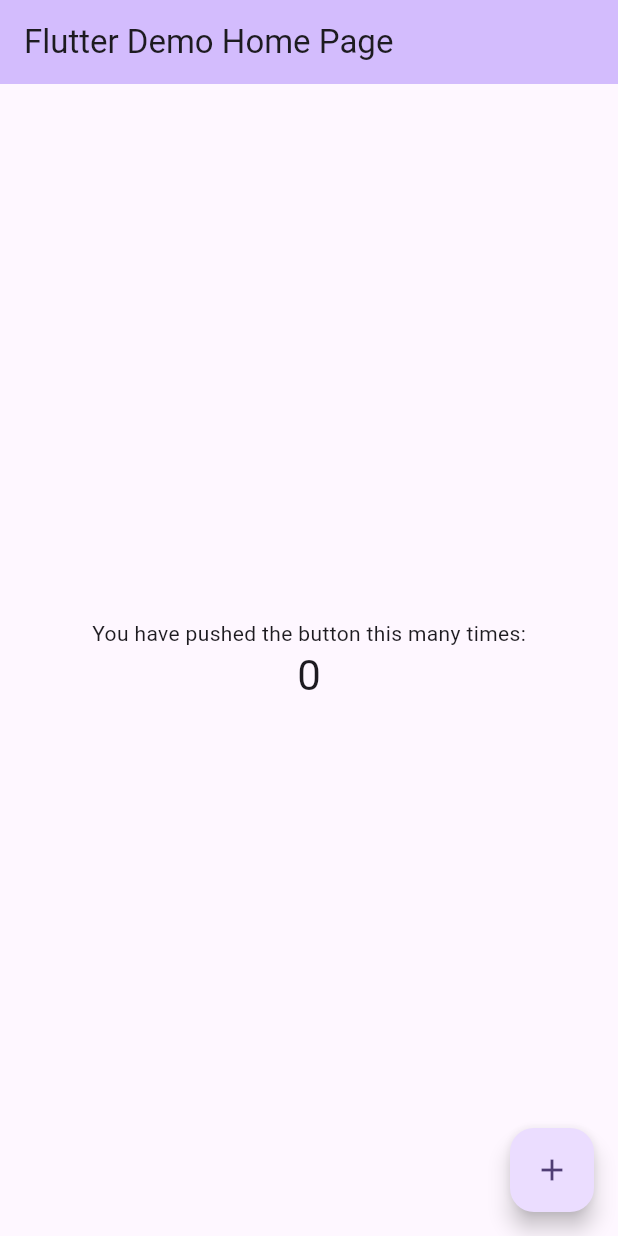
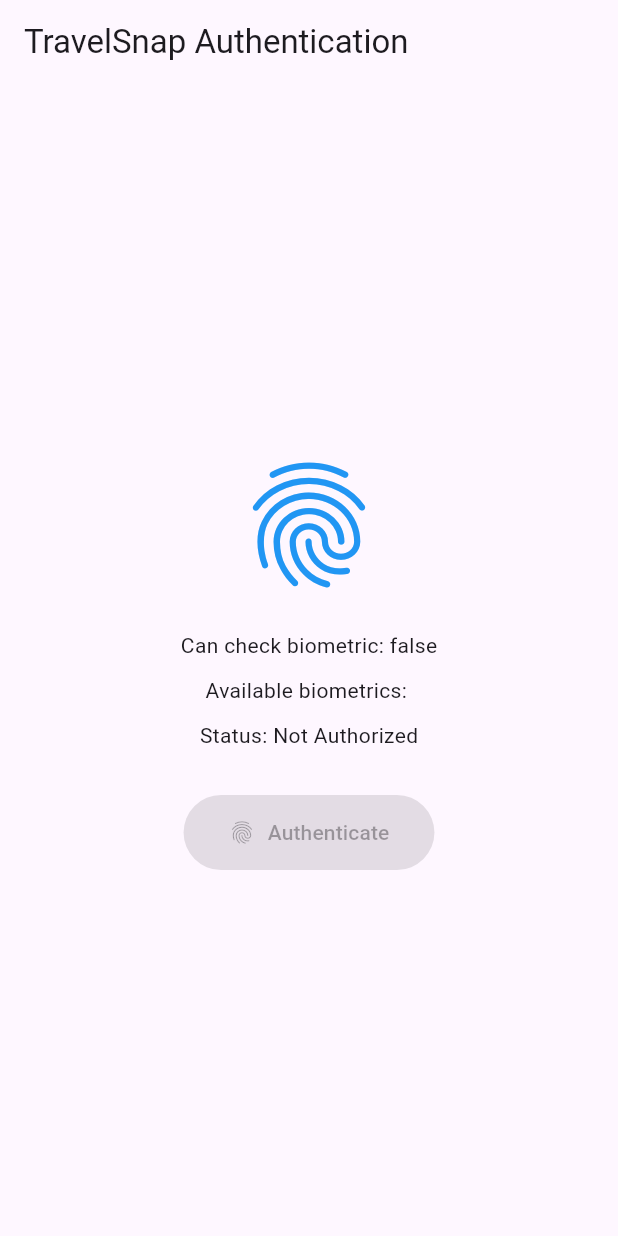
Before and after one commit to shape12574-oss/diary_project, a Flutter app: the screen it shows after launch, on a phone screen of 412 x 824 dp. Run offline on Flutter 3.47's test engine with Material 3 defaults, Android fonts, the phone set to English and light mode, and no system bars; our stand-ins replace geolocator, local_auth, sensors_plus, sqflite; accounts and stored records are empty.

Commit message:
Biometric Screen and Home Screen

```diff
--- a/lib/main.dart
+++ b/lib/main.dart
@@ -1,4 +1,6 @@
 import 'package:flutter/material.dart';
+import 'screens/home_screen.dart';
+import 'screens/auth_screen.dart';
 
 void main() {
   runApp(const MyApp());
@@ -7,116 +9,16 @@ void main() {
 class MyApp extends StatelessWidget {
   const MyApp({super.key});
 
-  // This widget is the root of your application.
   @override
   Widget build(BuildContext context) {
     return MaterialApp(
-      title: 'Flutter Demo',
+      title: 'TravelSnap',
       theme: ThemeData(
-        // This is the theme of your application.
-        //
-        // TRY THIS: Try running your application with "flutter run". You'll see
-        // the application has a purple toolbar. Then, without quitting the app,
-        // try changing the seedColor in the colorScheme below to Colors.green
-        // and then invoke "hot reload" (save your changes or press the "hot
-        // reload" button in a Flutter-supported IDE, or press "r" if you used
-        // the command line to start the app).
-        //
-        // Notice that the counter didn't reset back to zero; the application
-        // state is not lost during the reload. To reset the state, use hot
-        // restart instead.
-        //
-        // This works for code too, not just values: Most code changes can be
-        // tested with just a hot reload.
-        colorScheme: .fromSeed(seedColor: Colors.deepPurple),
+        primarySwatch: Colors.blue,
+        useMaterial3: true,
       ),
-      home: const MyHomePage(title: 'Flutter Demo Home Page'),
+      debugShowCheckedModeBanner: false,
+      home: const AuthScreen(),
     );
   }
 }
-
-class MyHomePage extends StatefulWidget {
-  const MyHomePage({super.key, required this.title});
-
-  // This widget is the home page of your application. It is stateful, meaning
-  // that it has a State object (defined below) that contains fields that affect
-  // how it looks.
-
-  // This class is the configuration for the state. It holds the values (in this
-  // case the title) provided by the parent (in this case the App widget) and
-  // used by the build method of the State. Fields in a Widget subclass are
-  // always marked "final".
-
-  final String title;
-
-  @override
-  State<MyHomePage> createState() => _MyHomePageState();
-}
-
-class _MyHomePageState extends State<MyHomePage> {
-  int _counter = 0;
-
-  void _incrementCounter() {
-    setState(() {
-      // This call to setState tells the Flutter framework that something has
-      // changed in this State, which causes it to rerun the build method below
-      // so that the display can reflect the updated values. If we changed
-      // _counter without calling setState(), then the build method would not be
-      // called again, and so nothing would appear to happen.
-      _counter++;
-    });
-  }
-
-  @override
-  Widget build(BuildContext context) {
-    // This method is rerun every time setState is called, for instance as done
-    // by the _incrementCounter method above.
-    //
-    // The Flutter framework has been optimized to make rerunning build methods
-    // fast, so that you can just rebuild anything that needs updating rather
-    // than having to individually change instances of widgets.
-    return Scaffold(
-      appBar: AppBar(
-        // TRY THIS: Try changing the color here to a specific color (to
-        // Colors.amber, perhaps?) and trigger a hot reload to see the AppBar
-        // change color while the other colors stay the same.
-        backgroundColor: Theme.of(context).colorScheme.inversePrimary,
-        // Here we take the value from the MyHomePage object that was created by
-        // the App.build method, and use it to set our appbar title.
-        title: Text(widget.title),
-      ),
-      body: Center(
-        // Center is a layout widget. It takes a single child and positions it
-        // in the middle of the parent.
-        child: Column(
-          // Column is also a layout widget. It takes a list of children and
-          // arranges them vertically. By default, it sizes itself to fit its
-          // children horizontally, and tries to be as tall as its parent.
-          //
-          // Column has various properties to control how it sizes itself and
-          // how it positions its children. Here we use mainAxisAlignment to
-          // center the children vertically; the main axis here is the vertical
-          // axis because Columns are vertical (the cross axis would be
-          // horizontal).
-          //
-          // TRY THIS: Invoke "debug painting" (choose the "Toggle Debug Paint"
-          // action in the IDE, or press "p" in the console), to see the
-          // wireframe for each widget.
-          mainAxisAlignment: .center,
-          children: [
-            const Text('You have pushed the button this many times:'),
-            Text(
-              '$_counter',
-              style: Theme.of(context).textTheme.headlineMedium,
-            ),
-          ],
-        ),
-      ),
-      floatingActionButton: FloatingActionButton(
-        onPressed: _incrementCounter,
-        tooltip: 'Increment',
-        child: const Icon(Icons.add),
-      ),
-    );
-  }
-}
--- /dev/null
+++ b/lib/screens/auth_screen.dart
@@ -0,0 +1,133 @@
+import 'package:flutter/material.dart';
+import 'package:local_auth/local_auth.dart';
+import 'package:flutter/services.dart';
+import 'home_screen.dart';
+
+class AuthScreen extends StatefulWidget {
+  const AuthScreen({super.key});
+
+  @override
+  State<AuthScreen> createState() => _AuthScreenState();
+}
+
+class _AuthScreenState extends State<AuthScreen> {
+  final LocalAuthentication auth = LocalAuthentication();
+  bool _canCheckBiometric = false;
+  List<BiometricType> _availableBiometrics = [];
+  String _authorized = 'Not Authorized';
+  bool _isAuthenticating = false;
+
+  @override
+  void initState() {
+    super.initState();
+    _checkBiometric();
+  }
+
+  Future<void> _checkBiometric() async {
+    bool canCheckBiometric;
+    try {
+      canCheckBiometric = await auth.canCheckBiometrics;
+    } on PlatformException catch (e) {
+      canCheckBiometric = false;
+      print(e);
+    }
+    if (!mounted) return;
+    setState(() {
+      _canCheckBiometric = canCheckBiometric;
+    });
+    _getAvailableBiometrics();
+  }
+
+  Future<void> _getAvailableBiometrics() async {
+    List<BiometricType> availableBiometrics;
+    try {
+      availableBiometrics = await auth.getAvailableBiometrics();
+    } on PlatformException catch (e) {
+      availableBiometrics = <BiometricType>[];
+      print(e);
+    }
+    if (!mounted) return;
+    setState(() {
+      _availableBiometrics = availableBiometrics;
+    });
+  }
+
+  Future<void> _authenticate() async {
+    bool authenticated = false;
+    try {
+      setState(() {
+        _isAuthenticating = true;
+        _authorized = 'Authenticating';
+      });
+      authenticated = await auth.authenticate(
+        localizedReason: 'Scan your fingerprint to access TravelSnap',
+        options: const AuthenticationOptions(
+          stickyAuth: true,
+          biometricOnly: true,
+        ),
+      );
+      setState(() {
+        _isAuthenticating = false;
+        _authorized = authenticated ? 'Authorized' : 'Not Authorized';
+      });
+    } on PlatformException catch (e) {
+      setState(() {
+        _isAuthenticating = false;
+        _authorized = 'Error - ${e.message}';
+      });
+      return;
+    }
+    if (!mounted) return;
+    if (authenticated) {
+      _navigateToHome();
+    }
+  }
+
+  void _navigateToHome() {
+    Navigator.of(context).pushReplacement(
+      MaterialPageRoute(builder: (context) => const HomeScreen()),
+    );
+  }
+
+  @override
+  Widget build(BuildContext context) {
+    if (_isAuthenticating) {
+      return const Scaffold(
+        body: Center(child: CircularProgressIndicator()),
+      );
+    }
+
+    return Scaffold(
+      appBar: AppBar(
+        title: const Text('TravelSnap Authentication'),
+      ),
+      body: Center(
+        child: Column(
+          mainAxisAlignment: MainAxisAlignment.center,
+          children: [
+            const Icon(
+              Icons.fingerprint,
+              size: 100,
+              color: Colors.blue,
+            ),
+            const SizedBox(height: 20),
+            Text('Can check biometric: $_canCheckBiometric'),
+            const SizedBox(height: 10),
+            Text('Available biometrics: ${_availableBiometrics.join(", ")}'),
+            const SizedBox(height: 10),
+            Text('Status: $_authorized'),
+            const SizedBox(height: 30),
+            ElevatedButton.icon(
+              icon: const Icon(Icons.fingerprint),
+              label: const Text('Authenticate'),
+              onPressed: _canCheckBiometric ? _authenticate : null,
+              style: ElevatedButton.styleFrom(
+                padding: const EdgeInsets.symmetric(horizontal: 30, vertical: 15),
+              ),
+            ),
+          ],
+        ),
+      ),
+    );
+  }
+}
```
Also changed, not shown: lib/screens/home_screen.dart (added, +193 -0 lines), pubspec.lock.
